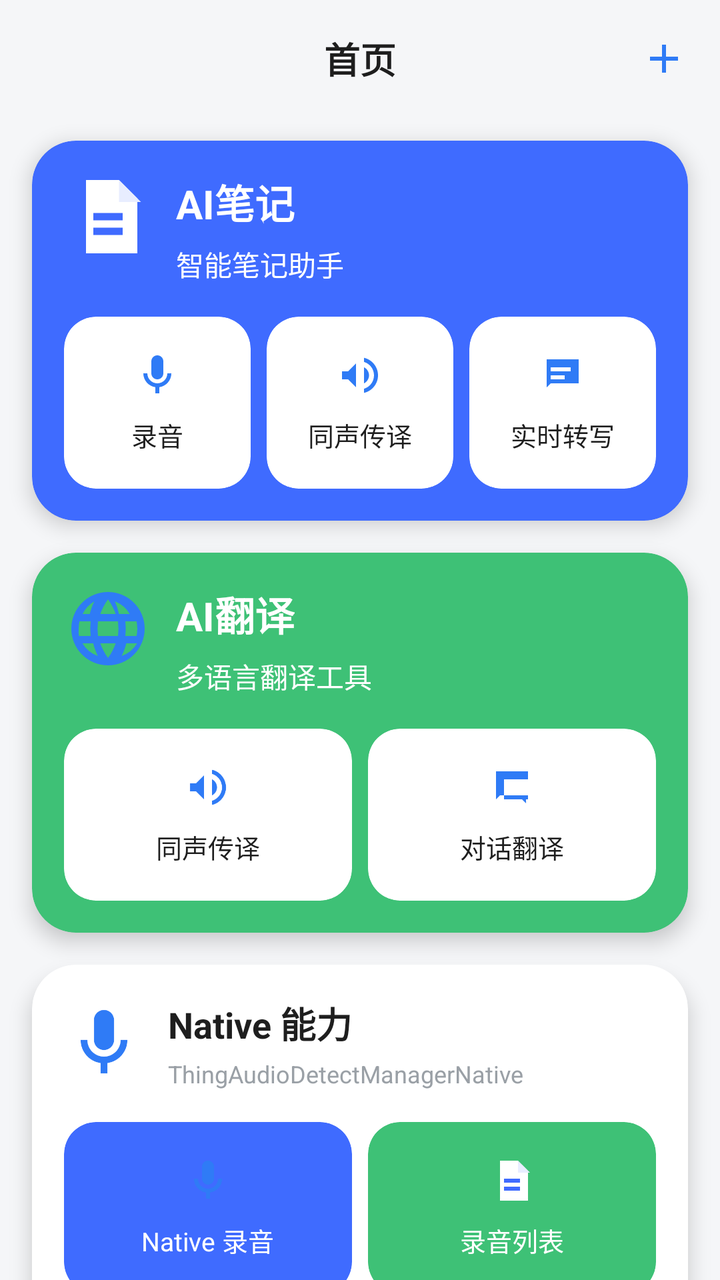
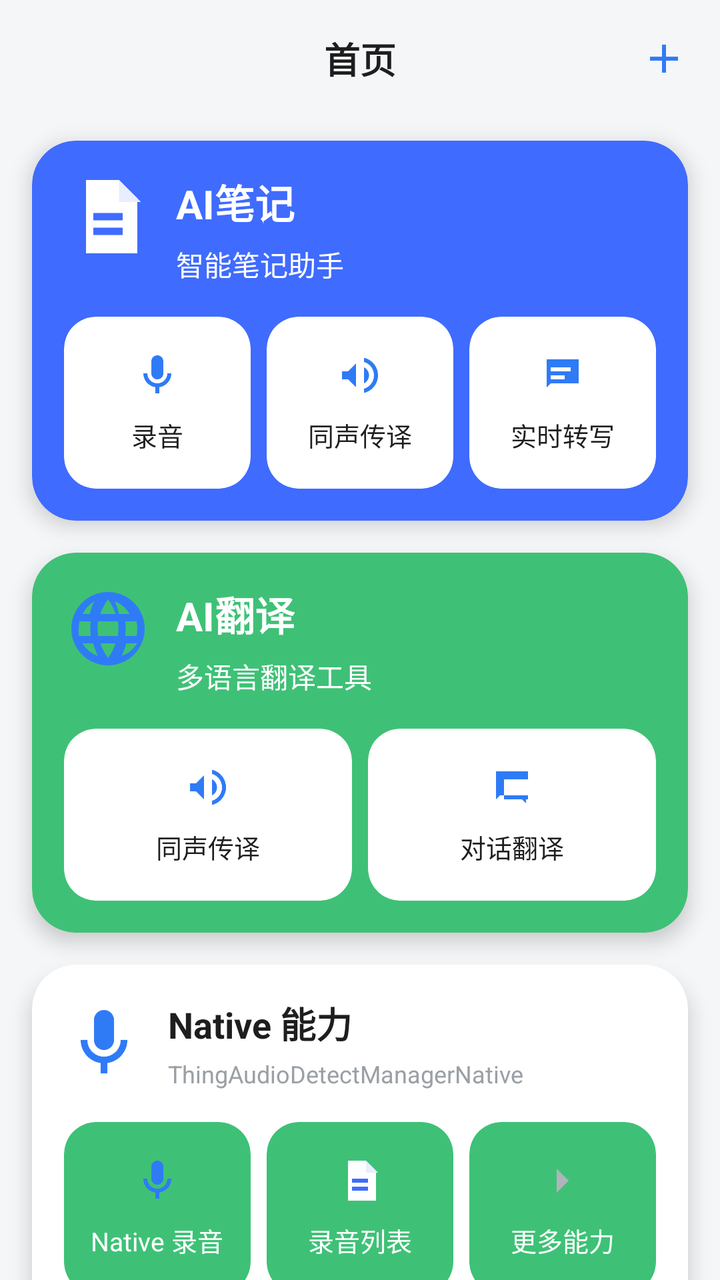

Two renders of the same Android screen: before a commit and after it. Below are the layout's source before the change and the commit's diff.
<!-- AndroidManifest.xml: another module's application theme Base_BizBundle_Theme -->
<!-- res/layout/fragment_ai_voice_home.xml -->
<?xml version="1.0" encoding="utf-8"?>
<androidx.constraintlayout.widget.ConstraintLayout xmlns:android="http://schemas.android.com/apk/res/android"
    xmlns:app="http://schemas.android.com/apk/res-auto"
    android:layout_width="match_parent"
    android:layout_height="match_parent"
    android:background="@color/ai_voice_background">

    <TextView
        android:id="@+id/ai_voice_title"
        android:layout_width="wrap_content"
        android:layout_height="wrap_content"
        android:layout_marginTop="16dp"
        android:text="@string/ai_voice_home_title"
        android:textColor="@color/ai_voice_text_primary"
        android:textSize="18sp"
        android:textStyle="bold"
        app:layout_constraintEnd_toEndOf="parent"
        app:layout_constraintStart_toStartOf="parent"
        app:layout_constraintTop_toTopOf="parent" />

    <ImageView
        android:id="@+id/ai_voice_add"
        android:layout_width="24dp"
        android:layout_height="24dp"
        android:layout_marginEnd="16dp"
        android:contentDescription="@string/ai_voice_add"
        android:src="@drawable/ic_ai_add"
        app:layout_constraintBottom_toBottomOf="@+id/ai_voice_title"
        app:layout_constraintEnd_toEndOf="parent"
        app:layout_constraintTop_toTopOf="@+id/ai_voice_title" />

    <androidx.core.widget.NestedScrollView
        android:id="@+id/ai_voice_scroll"
        android:layout_width="0dp"
        android:layout_height="0dp"
        android:layout_marginTop="12dp"
        android:fillViewport="true"
        app:layout_constraintBottom_toBottomOf="parent"
        app:layout_constraintEnd_toEndOf="parent"
        app:layout_constraintStart_toStartOf="parent"
        app:layout_constraintTop_toBottomOf="@+id/ai_voice_title">

        <LinearLayout
            android:layout_width="match_parent"
            android:layout_height="wrap_content"
            android:orientation="vertical"
            android:paddingBottom="16dp">

            <androidx.cardview.widget.CardView
                android:id="@+id/ai_voice_card_notes"
                android:layout_width="match_parent"
                android:layout_height="wrap_content"
                android:layout_marginStart="16dp"
                android:layout_marginTop="16dp"
                android:layout_marginEnd="16dp"
                app:cardBackgroundColor="@color/ai_voice_card_blue"
                app:cardCornerRadius="22dp"
                app:cardElevation="6dp">

                <LinearLayout
                    android:layout_width="match_parent"
                    android:layout_height="wrap_content"
                    android:orientation="vertical"
                    android:padding="16dp">

                    <LinearLayout
                        android:layout_width="match_parent"
                        android:layout_height="wrap_content"
                        android:orientation="horizontal">

                        <ImageView
                            android:layout_width="44dp"
                            android:layout_height="44dp"
                            android:contentDescription="@string/ai_voice_note_icon"
                            android:src="@drawable/ic_ai_note" />

                        <LinearLayout
                            android:layout_width="wrap_content"
                            android:layout_height="wrap_content"
                            android:layout_marginStart="12dp"
                            android:orientation="vertical">

                            <TextView
                                android:layout_width="wrap_content"
                                android:layout_height="wrap_content"
                                android:text="@string/ai_voice_note_title"
                                android:textColor="@color/ai_voice_text_on_card"
                                android:textSize="20sp"
                                android:textStyle="bold" />

                            <TextView
                                android:layout_width="wrap_content"
                                android:layout_height="wrap_content"
                                android:layout_marginTop="6dp"
                                android:text="@string/ai_voice_note_subtitle"
                                android:textColor="@color/ai_voice_text_on_card"
                                android:textSize="14sp" />
                        </LinearLayout>
                    </LinearLayout>

                    <LinearLayout
                        android:layout_width="match_parent"
                        android:layout_height="wrap_content"
                        android:layout_marginTop="16dp"
                        android:orientation="horizontal">

                        <androidx.cardview.widget.CardView
                            android:id="@+id/ai_voice_action_record"
                            android:layout_width="0dp"
                            android:layout_height="86dp"
                            android:layout_marginEnd="8dp"
                            android:layout_weight="1"
                            app:cardBackgroundColor="@color/ai_voice_action_bg"
                            app:cardCornerRadius="16dp"
                            app:cardElevation="0dp">

                            <LinearLayout
                                android:layout_width="match_parent"
                                android:layout_height="match_parent"
                                android:gravity="center"
                                android:orientation="vertical">

                                <ImageView
                                    android:layout_width="24dp"
                                    android:layout_height="24dp"
                                    android:contentDescription="@string/ai_voice_action_record"
                                    android:src="@drawable/ic_ai_mic" />

                                <TextView
                                    android:layout_width="wrap_content"
                                    android:layout_height="wrap_content"
                                    android:layout_marginTop="8dp"
                                    android:text="@string/ai_voice_action_record"
                                    android:textColor="@color/ai_voice_text_primary"
                                    android:textSize="13sp" />
                            </LinearLayout>
                        </androidx.cardview.widget.CardView>

                        <androidx.cardview.widget.CardView
                            android:id="@+id/ai_voice_action_simultaneous"
                            android:layout_width="0dp"
                            android:layout_height="86dp"
                            android:layout_marginEnd="8dp"
                            android:layout_weight="1"
                            app:cardBackgroundColor="@color/ai_voice_action_bg"
                            app:cardCornerRadius="16dp"
                            app:cardElevation="0dp">

                            <LinearLayout
                                android:layout_width="match_parent"
                                android:layout_height="match_parent"
                                android:gravity="center"
                                android:orientation="vertical">

                                <ImageView
                                    android:layout_width="24dp"
                                    android:layout_height="24dp"
                                    android:contentDescription="@string/ai_voice_action_simultaneous"
                                    android:src="@drawable/ic_ai_wave" />

                                <TextView
                                    android:layout_width="wrap_content"
                                    android:layout_height="wrap_content"
                                    android:layout_marginTop="8dp"
                                    android:text="@string/ai_voice_action_simultaneous"
                                    android:textColor="@color/ai_voice_text_primary"
                                    android:textSize="13sp" />
                            </LinearLayout>
                        </androidx.cardview.widget.CardView>

                        <androidx.cardview.widget.CardView
                            android:id="@+id/ai_voice_action_transcribe"
                            android:layout_width="0dp"
                            android:layout_height="86dp"
                            android:layout_weight="1"
                            app:cardBackgroundColor="@color/ai_voice_action_bg"
                            app:cardCornerRadius="16dp"
                            app:cardElevation="0dp">

                            <LinearLayout
                                android:layout_width="match_parent"
                                android:layout_height="match_parent"
                                android:gravity="center"
                                android:orientation="vertical">

                                <ImageView
                                    android:layout_width="24dp"
                                    android:layout_height="24dp"
                                    android:contentDescription="@string/ai_voice_action_transcribe"
                                    android:src="@drawable/ic_ai_chat" />

                                <TextView
                                    android:layout_width="wrap_content"
                                    android:layout_height="wrap_content"
                                    android:layout_marginTop="8dp"
                                    android:text="@string/ai_voice_action_transcribe"
                                    android:textColor="@color/ai_voice_text_primary"
                                    android:textSize="13sp" />
                            </LinearLayout>
                        </androidx.cardview.widget.CardView>
                    </LinearLayout>
                </LinearLayout>
            </androidx.cardview.widget.CardView>

            <androidx.cardview.widget.CardView
                android:id="@+id/ai_voice_card_translate"
                android:layout_width="match_parent"
                android:layout_height="wrap_content"
                android:layout_marginStart="16dp"
                android:layout_marginTop="16dp"
                android:layout_marginEnd="16dp"
                app:cardBackgroundColor="@color/ai_voice_card_green"
                app:cardCornerRadius="22dp"
                app:cardElevation="6dp">

                <LinearLayout
                    android:layout_width="match_parent"
                    android:layout_height="wrap_content"
                    android:orientation="vertical"
                    android:padding="16dp">

                    <LinearLayout
                        android:layout_width="match_parent"
                        android:layout_height="wrap_content"
                        android:orientation="horizontal">

                        <ImageView
                            android:layout_width="44dp"
                            android:layout_height="44dp"
                            android:contentDescription="@string/ai_voice_translate_icon"
                            android:src="@drawable/ic_ai_globe" />

                        <LinearLayout
                            android:layout_width="wrap_content"
                            android:layout_height="wrap_content"
                            android:layout_marginStart="12dp"
                            android:orientation="vertical">

                            <TextView
                                android:layout_width="wrap_content"
                                android:layout_height="wrap_content"
                                android:text="@string/ai_voice_translate_title"
                                android:textColor="@color/ai_voice_text_on_card"
                                android:textSize="20sp"
                                android:textStyle="bold" />

                            <TextView
                                android:layout_width="wrap_content"
                                android:layout_height="wrap_content"
                                android:layout_marginTop="6dp"
                                android:text="@string/ai_voice_translate_subtitle"
                                android:textColor="@color/ai_voice_text_on_card"
                                android:textSize="14sp" />
                        </LinearLayout>
                    </LinearLayout>

                    <LinearLayout
                        android:layout_width="match_parent"
                        android:layout_height="wrap_content"
                        android:layout_marginTop="16dp"
                        android:orientation="horizontal">

                        <androidx.cardview.widget.CardView
                            android:id="@+id/ai_voice_action_simultaneous_translate"
                            android:layout_width="0dp"
                            android:layout_height="86dp"
                            android:layout_marginEnd="8dp"
                            android:layout_weight="1"
                            app:cardBackgroundColor="@color/ai_voice_action_bg"
                            app:cardCornerRadius="16dp"
                            app:cardElevation="0dp">

                            <LinearLayout
                                android:layout_width="match_parent"
                                android:layout_height="match_parent"
                                android:gravity="center"
                                android:orientation="vertical">

                                <ImageView
                                    android:layout_width="24dp"
                                    android:layout_height="24dp"
                                    android:contentDescription="@string/ai_voice_action_simultaneous"
                                    android:src="@drawable/ic_ai_wave" />

                                <TextView
                                    android:layout_width="wrap_content"
                                    android:layout_height="wrap_content"
                                    android:layout_marginTop="8dp"
                                    android:text="@string/ai_voice_action_simultaneous"
                                    android:textColor="@color/ai_voice_text_primary"
                                    android:textSize="13sp" />
                            </LinearLayout>
                        </androidx.cardview.widget.CardView>

                        <androidx.cardview.widget.CardView
                            android:id="@+id/ai_voice_action_dialog_translate"
                            android:layout_width="0dp"
                            android:layout_height="86dp"
                            android:layout_weight="1"
                            app:cardBackgroundColor="@color/ai_voice_action_bg"
                            app:cardCornerRadius="16dp"
                            app:cardElevation="0dp">

                            <LinearLayout
                                android:layout_width="match_parent"
                                android:layout_height="match_parent"
                                android:gravity="center"
                                android:orientation="vertical">

                                <ImageView
                                    android:layout_width="24dp"
                                    android:layout_height="24dp"
                                    android:contentDescription="@string/ai_voice_action_dialog"
                                    android:src="@drawable/ic_ai_dialog" />

                                <TextView
                                    android:layout_width="wrap_content"
                                    android:layout_height="wrap_content"
                                    android:layout_marginTop="8dp"
                                    android:text="@string/ai_voice_action_dialog"
                                    android:textColor="@color/ai_voice_text_primary"
                                    android:textSize="13sp" />
                            </LinearLayout>
                        </androidx.cardview.widget.CardView>
                    </LinearLayout>
                </LinearLayout>
            </androidx.cardview.widget.CardView>

            <androidx.cardview.widget.CardView
                android:id="@+id/ai_voice_card_native"
                android:layout_width="match_parent"
                android:layout_height="wrap_content"
                android:layout_marginStart="16dp"
                android:layout_marginTop="16dp"
                android:layout_marginEnd="16dp"
                app:cardBackgroundColor="@color/ai_voice_action_bg"
                app:cardCornerRadius="22dp"
                app:cardElevation="6dp">

                <LinearLayout
                    android:layout_width="match_parent"
                    android:layout_height="wrap_content"
                    android:orientation="vertical"
                    android:padding="16dp">

                    <LinearLayout
                        android:layout_width="match_parent"
                        android:layout_height="wrap_content"
                        android:gravity="center_vertical"
                        android:orientation="horizontal">

                        <ImageView
                            android:layout_width="40dp"
                            android:layout_height="40dp"
                            android:contentDescription="@string/native_record_entry"
                            android:src="@drawable/ic_ai_mic" />

                        <LinearLayout
                            android:layout_width="wrap_content"
                            android:layout_height="wrap_content"
                            android:layout_marginStart="12dp"
                            android:orientation="vertical">

                            <TextView
                                android:layout_width="wrap_content"
                                android:layout_height="wrap_content"
                                android:text="@string/native_card_title"
                                android:textColor="@color/ai_voice_text_primary"
                                android:textSize="18sp"
                                android:textStyle="bold" />

                            <TextView
                                android:layout_width="wrap_content"
                                android:layout_height="wrap_content"
                                android:layout_marginTop="4dp"
                                android:text="@string/native_card_subtitle"
                                android:textColor="@color/ai_voice_text_secondary"
                                android:textSize="12sp" />
                        </LinearLayout>
                    </LinearLayout>

                    <LinearLayout
                        android:layout_width="match_parent"
                        android:layout_height="wrap_content"
                        android:layout_marginTop="16dp"
                        android:orientation="horizontal">

                        <androidx.cardview.widget.CardView
                            android:id="@+id/ai_voice_native_record"
                            android:layout_width="0dp"
                            android:layout_height="86dp"
                            android:layout_marginEnd="8dp"
                            android:layout_weight="1"
                            app:cardBackgroundColor="@color/ai_voice_card_blue"
                            app:cardCornerRadius="16dp"
                            app:cardElevation="0dp">

                            <LinearLayout
                                android:layout_width="match_parent"
                                android:layout_height="match_parent"
                                android:gravity="center"
                                android:orientation="vertical">

                                <ImageView
                                    android:layout_width="24dp"
                                    android:layout_height="24dp"
                                    android:contentDescription="@string/native_record_entry"
                                    android:src="@drawable/ic_ai_mic" />

                                <TextView
                                    android:layout_width="wrap_content"
                                    android:layout_height="wrap_content"
                                    android:layout_marginTop="8dp"
                                    android:text="@string/native_record_entry"
                                    android:textColor="@color/ai_voice_text_on_card"
                                    android:textSize="13sp" />
                            </LinearLayout>
                        </androidx.cardview.widget.CardView>

                        <androidx.cardview.widget.CardView
                            android:id="@+id/ai_voice_native_list"
                            android:layout_width="0dp"
                            android:layout_height="86dp"
                            android:layout_weight="1"
                            app:cardBackgroundColor="@color/ai_voice_card_green"
                            app:cardCornerRadius="16dp"
                            app:cardElevation="0dp">

                            <LinearLayout
                                android:layout_width="match_parent"
                                android:layout_height="match_parent"
                                android:gravity="center"
                                android:orientation="vertical">

                                <ImageView
                                    android:layout_width="24dp"
                                    android:layout_height="24dp"
                                    android:contentDescription="@string/native_list_entry"
                                    android:src="@drawable/ic_ai_note" />

                                <TextView
                                    android:layout_width="wrap_content"
                                    android:layout_height="wrap_content"
                                    android:layout_marginTop="8dp"
                                    android:text="@string/native_list_entry"
                                    android:textColor="@color/ai_voice_text_on_card"
                                    android:textSize="13sp" />
                            </LinearLayout>
                        </androidx.cardview.widget.CardView>
                    </LinearLayout>
                </LinearLayout>
            </androidx.cardview.widget.CardView>

            <TextView
                android:id="@+id/ai_voice_device_title"
                android:layout_width="wrap_content"
                android:layout_height="wrap_content"
                android:layout_marginStart="16dp"
                android:layout_marginTop="20dp"
                android:text="@string/ai_voice_device_title"
                android:textColor="@color/ai_voice_text_primary"
                android:textSize="18sp"
                android:textStyle="bold" />

            <androidx.recyclerview.widget.RecyclerView
                android:id="@+id/ai_voice_device_list"
                android:layout_width="match_parent"
                android:layout_height="wrap_content"
                android:layout_marginStart="16dp"
                android:layout_marginTop="12dp"
                android:layout_marginEnd="16dp"
                android:layout_marginBottom="24dp"
                android:nestedScrollingEnabled="false" />
        </LinearLayout>
    </androidx.core.widget.NestedScrollView>

</androidx.constraintlayout.widget.ConstraintLayout>
<!-- resources referenced by this layout -->
<resources>
  <color name="ai_voice_action_bg">#FFFFFF</color>
  <color name="ai_voice_background">#F5F6F8</color>
  <color name="ai_voice_card_blue">#3F6BFF</color>
  <color name="ai_voice_card_green">#3EC176</color>
  <color name="ai_voice_text_on_card">#FFFFFF</color>
  <color name="ai_voice_text_primary">#1E1E1E</color>
  <color name="ai_voice_text_secondary">#9AA0A6</color>
  <!-- drawable ic_ai_add (drawable) -->
  <?xml version="1.0" encoding="utf-8"?>
  <vector xmlns:android="http://schemas.android.com/apk/res/android"
      android:width="24dp"
      android:height="24dp"
      android:viewportWidth="24"
      android:viewportHeight="24">
      <path
          android:fillColor="#2F7BF6"
          android:pathData="M19,13H13v6h-2v-6H5v-2h6V5h2v6h6v2z" />
  </vector>
  <!-- drawable ic_ai_dialog (drawable) -->
  <?xml version="1.0" encoding="utf-8"?>
  <vector xmlns:android="http://schemas.android.com/apk/res/android"
      android:width="24dp"
      android:height="24dp"
      android:viewportWidth="24"
      android:viewportHeight="24">
      <path
          android:fillColor="#2F7BF6"
          android:pathData="M4,4h16v12H6l-2,2V4zm4,14h9l2,2v-2h1V8H8v10z" />
  </vector>
  <string name="ai_voice_action_dialog">对话翻译</string>
  <string name="ai_voice_action_record">录音</string>
  <string name="ai_voice_action_simultaneous">同声传译</string>
  <string name="ai_voice_action_transcribe">实时转写</string>
  <string name="ai_voice_add">新增</string>
  <string name="ai_voice_device_title">我的设备</string>
  <string name="ai_voice_home_title">首页</string>
  <string name="ai_voice_note_icon">AI笔记图标</string>
  <string name="ai_voice_note_subtitle">智能笔记助手</string>
  <string name="ai_voice_note_title">AI笔记</string>
  <string name="ai_voice_translate_icon">AI翻译图标</string>
  <string name="ai_voice_translate_subtitle">多语言翻译工具</string>
  <string name="ai_voice_translate_title">AI翻译</string>
  <string name="native_card_subtitle">ThingAudioDetectManagerNative</string>
  <string name="native_card_title">Native 能力</string>
  <string name="native_list_entry">录音列表</string>
  <string name="native_record_entry">Native 录音</string>
  <color name="status_font_color">@color/thing_theme_color_b2_n5</color>
  <color name="status_bg_color">@color/thing_theme_color_b2</color>
  <color name="navbar_font_color">@color/thing_theme_color_b2_n5</color>
  <color name="navbar_bg_color">#303030</color>
  <color name="app_bg_color">@color/thing_theme_color_b1</color>
  <color name="list_primary_color">@color/thing_theme_color_b6_n1</color>
  <color name="list_sub_color">@color/thing_theme_color_b6_n2</color>
  <color name="list_secondary_color">@color/thing_theme_color_b6_2_n1</color>
  <color name="list_line_color">@color/thing_theme_color_b6_n7</color>
  <color name="list_bg_color">@color/thing_theme_color_b6</color>
  <color name="primary_button_font_color">@color/thing_theme_color_m1_n1</color>
  <color name="primary_button_bg_color">@color/thing_theme_color_m1</color>
  <color name="secondary_button_font_color">@color/thing_theme_color_m1</color>
  <color name="secondary_button_bg_color">#FFFFFF</color>
  <color name="notice_font_color">#FF5A28</color>
  <color name="notice_bg_color">#FFF8D8</color>
  <string name="app_name">share</string>
  <color name="colorPrimary">#6200EE</color>
  <color name="colorPrimaryDark">#3700B3</color>
  <color name="colorAccent">#03DAC5</color>
  <color name="textColorPrimary">@color/thing_theme_color_b1_n1</color>
  <color name="white">#FFFFFFFF</color>
  <color name="primary_button_select_color">@color/thing_theme_color_m1_2</color>
  <!-- unchanged entries left out for length: 8 -->
</resources>

<!-- the commit's change to res/layout/fragment_ai_voice_home.xml (unified diff, before → after) -->
@@ -391,7 +391,7 @@
                             android:layout_height="86dp"
                             android:layout_marginEnd="8dp"
                             android:layout_weight="1"
-                            app:cardBackgroundColor="@color/ai_voice_card_blue"
+                            app:cardBackgroundColor="@color/ai_voice_card_green"
                             app:cardCornerRadius="16dp"
                             app:cardElevation="0dp">
 
@@ -405,7 +405,8 @@
                                     android:layout_width="24dp"
                                     android:layout_height="24dp"
                                     android:contentDescription="@string/native_record_entry"
-                                    android:src="@drawable/ic_ai_mic" />
+                                    android:src="@drawable/ic_ai_mic"
+                                    app:tint="@color/white" />
 
                                 <TextView
                                     android:layout_width="wrap_content"
@@ -421,6 +422,7 @@
                             android:id="@+id/ai_voice_native_list"
                             android:layout_width="0dp"
                             android:layout_height="86dp"
+                            android:layout_marginEnd="8dp"
                             android:layout_weight="1"
                             app:cardBackgroundColor="@color/ai_voice_card_green"
                             app:cardCornerRadius="16dp"
@@ -443,6 +445,39 @@
                                     android:layout_height="wrap_content"
                                     android:layout_marginTop="8dp"
                                     android:text="@string/native_list_entry"
+                                    android:textColor="@color/ai_voice_text_on_card"
+                                    android:textSize="13sp" />
+                            </LinearLayout>
+                        </androidx.cardview.widget.CardView>
+
+                        
+                        <androidx.cardview.widget.CardView
+                            android:id="@+id/ai_voice_native_more"
+                            android:layout_width="0dp"
+                            android:layout_height="86dp"
+                            android:layout_weight="1"
+                            app:cardBackgroundColor="@color/ai_voice_card_green"
+                            app:cardCornerRadius="16dp"
+                            app:cardElevation="0dp">
+
+                            <LinearLayout
+                                android:layout_width="match_parent"
+                                android:layout_height="match_parent"
+                                android:gravity="center"
+                                android:orientation="vertical">
+
+                                <ImageView
+                                    android:layout_width="24dp"
+                                    android:layout_height="24dp"
+                                    android:contentDescription="@string/native_more_entry"
+                                    android:src="@drawable/ic_ai_chevron_right"
+                                    app:tint="@color/white" />
+
+                                <TextView
+                                    android:layout_width="wrap_content"
+                                    android:layout_height="wrap_content"
+                                    android:layout_marginTop="8dp"
+                                    android:text="@string/native_more_entry"
                                     android:textColor="@color/ai_voice_text_on_card"
                                     android:textSize="13sp" />
                             </LinearLayout>
<!-- resource entries referenced after the edit -->
@@ -17,6 +17,17 @@
       <path
           android:fillColor="#2F7BF6"
           android:pathData="M19,13H13v6h-2v-6H5v-2h6V5h2v6h6v2z" />
+  </vector>
+  <!-- drawable ic_ai_chevron_right (drawable) -->
+  <?xml version="1.0" encoding="utf-8"?>
+  <vector xmlns:android="http://schemas.android.com/apk/res/android"
+      android:width="20dp"
+      android:height="20dp"
+      android:viewportWidth="24"
+      android:viewportHeight="24">
+      <path
+          android:fillColor="#B0B4BA"
+          android:pathData="M9,6l6,6 -6,6" />
   </vector>
   <!-- drawable ic_ai_dialog (drawable) -->
   <?xml version="1.0" encoding="utf-8"?>
@@ -45,6 +56,7 @@
   <string name="native_card_subtitle">ThingAudioDetectManagerNative</string>
   <string name="native_card_title">Native 能力</string>
   <string name="native_list_entry">录音列表</string>
+  <string name="native_more_entry">更多能力</string>
   <string name="native_record_entry">Native 录音</string>
   <color name="status_font_color">@color/thing_theme_color_b2_n5</color>
   <color name="status_bg_color">@color/thing_theme_color_b2</color>
